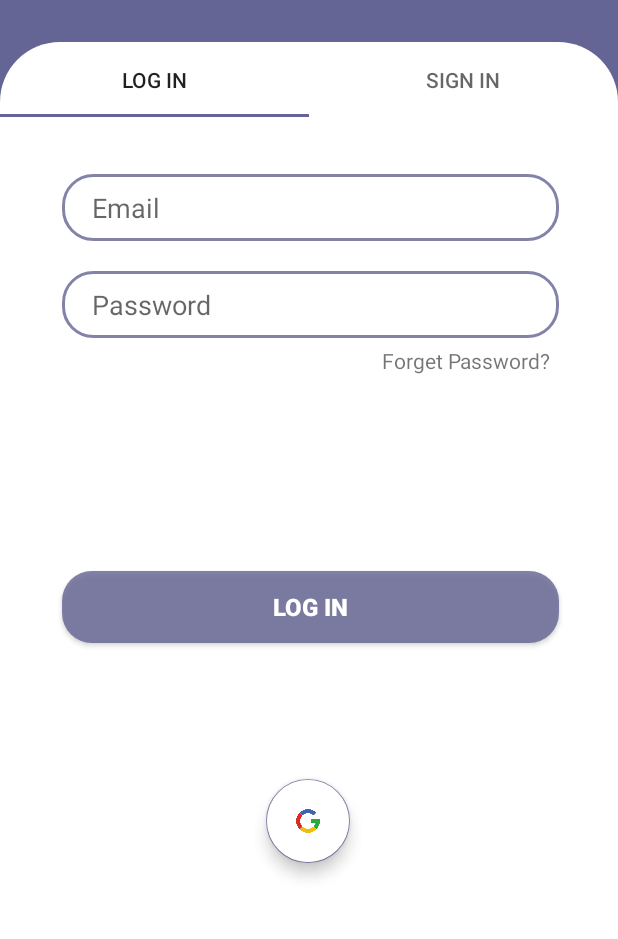
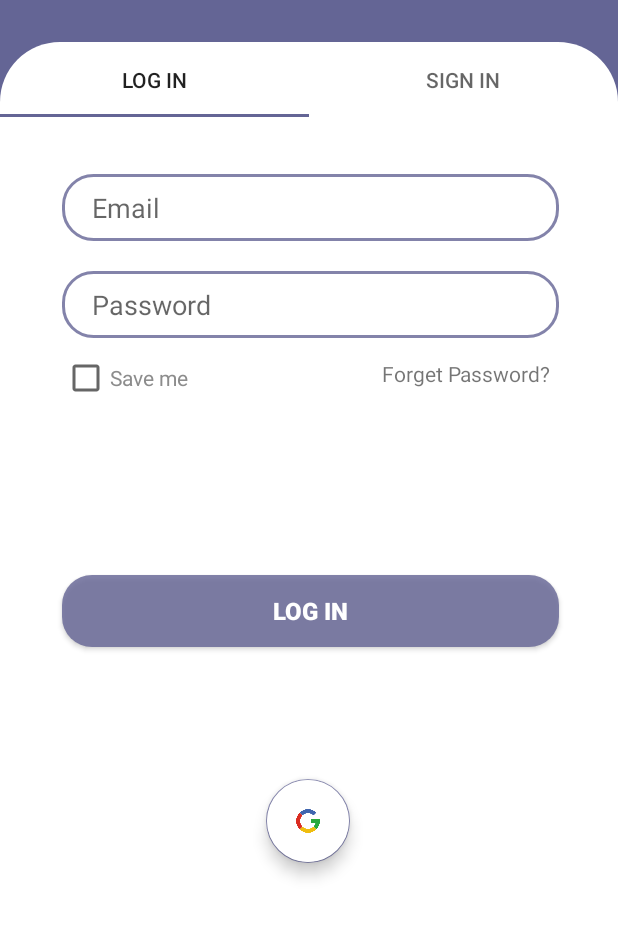
Before and after one commit to MisterAsonov/LastProject, an Android app: the screen it shows after launch once a user with an empty profile is signed in (LoginScreen), on a phone screen of 412 x 824 dp, the part 230-1169 px from its top. Run offline under Robolectric (Android 15) with nearby library versions, the phone set to English and light mode, and no system bars; our stand-ins replace Firebase (no records; nobody signed in at launch, a user with empty details on screens opened directly).

Commit message:
save me and drawer menu

```diff
--- a/app/src/main/AndroidManifest.xml
+++ b/app/src/main/AndroidManifest.xml
@@ -11,6 +11,12 @@
         android:roundIcon="@color/white"
         android:supportsRtl="true"
         android:theme="@style/AppTheme">
+        <activity
+            android:name=".Profile"
+            android:exported="true" />
+        <activity
+            android:name=".Notifications"
+            android:exported="true" />
         <activity
             android:name=".succesful_report"
             android:exported="true" />
--- a/app/src/main/java/com/example/lastproject/LoginTabFragment.java
+++ b/app/src/main/java/com/example/lastproject/LoginTabFragment.java
@@ -3,13 +3,14 @@ package com.example.lastproject;
 import static android.content.ContentValues.TAG;
 
 import android.content.Intent;
+import android.content.SharedPreferences;
 import android.os.Bundle;
-import android.util.Log;
 import android.util.Patterns;
 import android.view.LayoutInflater;
 import android.view.View;
 import android.view.ViewGroup;
 import android.widget.Button;
+import android.widget.CheckBox;
 import android.widget.EditText;
 import android.widget.Toast;
 
@@ -28,9 +29,12 @@ public class LoginTabFragment extends Fragment {
 
     private FirebaseAuth mAuth;
 
+    SharedPreferences sp;
+    SharedPreferences.Editor editor;
+
     EditText ETemail, ETpassword;
     Button btn_login;
-    float v = 0;
+    CheckBox saveme;
 
 
     @Override
@@ -39,8 +43,20 @@ public class LoginTabFragment extends Fragment {
 
         ETemail = view.findViewById(R.id.login_email);
         ETpassword = view.findViewById(R.id.login_password);
+        saveme = view.findViewById(R.id.stayin);
 
         mAuth = FirebaseAuth.getInstance();
+
+        sp = getActivity().getApplicationContext().getSharedPreferences("MyPref", 0);
+        editor = sp.edit();
+
+        if(sp.contains("Email")){
+            ETemail.setText(sp.getString("Email",""));
+        }
+
+        if(sp.contains("Password")){
+            ETpassword.setText(sp.getString("Password",""));
+        }
 
         btn_login = view.findViewById(R.id.btn_login);
         btn_login.setOnClickListener(new View.OnClickListener() {
@@ -52,11 +68,16 @@ public class LoginTabFragment extends Fragment {
             }
         });
 
+
+
         return view;
     }
 
+
+
     private void userLogin(){
 
+        boolean isChecked = saveme.isChecked();
         String email = ETemail.getText().toString().trim();
         String password = ETpassword.getText().toString().trim();
 
@@ -89,8 +110,19 @@ public class LoginTabFragment extends Fragment {
             public void onComplete(@NonNull Task<AuthResult> task) {
                 if(task.isSuccessful()){
 
-                    Intent intent = new Intent(getActivity(), MainActivity.class);
-                    startActivity(intent);
+                    FirebaseUser user = FirebaseAuth.getInstance().getCurrentUser();
+                    if(user.isEmailVerified()) {
+
+                        if(isChecked){
+                            saveUserData();
+                        }
+
+                        Intent intent = new Intent(getActivity(), MainActivity.class);
+                        startActivity(intent);
+                    }else{
+                        user.sendEmailVerification();
+                        Toast.makeText(getContext(),"Check your email to verify your account", Toast.LENGTH_SHORT).show();
+                    }
 
                 }else{
                     Toast.makeText(getContext(),"Faild to login! Please chek your email or password", Toast.LENGTH_SHORT).show();
@@ -101,4 +133,15 @@ public class LoginTabFragment extends Fragment {
 
     }
 
+    private void saveUserData() {
+        String email = ETemail.getText().toString();
+        String password = ETpassword.getText().toString();
+
+        editor.putString("Email", email);
+        editor.apply();
+        editor.putString("Password", password);
+        editor.apply();
+
+    }
+
 }
--- /dev/null
+++ b/app/src/main/res/drawable/ic_baseline_home_24.xml
@@ -0,0 +1,5 @@
+<vector android:height="24dp" android:tint="#FFFFFF"
+    android:viewportHeight="24" android:viewportWidth="24"
+    android:width="24dp" xmlns:android="http://schemas.android.com/apk/res/android">
+    <path android:fillColor="@android:color/white" android:pathData="M10,20v-6h4v6h5v-8h3L12,3 2,12h3v8z"/>
+</vector>
--- /dev/null
+++ b/app/src/main/res/drawable/ic_baseline_notifications_24.xml
@@ -0,0 +1,5 @@
+<vector android:height="24dp" android:tint="#FFFFFF"
+    android:viewportHeight="24" android:viewportWidth="24"
+    android:width="24dp" xmlns:android="http://schemas.android.com/apk/res/android">
+    <path android:fillColor="@android:color/white" android:pathData="M12,22c1.1,0 2,-0.9 2,-2h-4c0,1.1 0.89,2 2,2zM18,16v-5c0,-3.07 -1.64,-5.64 -4.5,-6.32L13.5,4c0,-0.83 -0.67,-1.5 -1.5,-1.5s-1.5,0.67 -1.5,1.5v0.68C7.63,5.36 6,7.92 6,11v5l-2,2v1h16v-1l-2,-2z"/>
+</vector>
--- a/app/src/main/res/layout/activity_main.xml
+++ b/app/src/main/res/layout/activity_main.xml
@@ -30,6 +30,8 @@
             app:layout_constraintVertical_bias="0" />
 
 
+
+
         <com.google.android.material.tabs.TabLayout
             android:id="@+id/tab_layout2"
             android:layout_width="match_parent"
@@ -54,6 +56,7 @@
 
         </androidx.viewpager2.widget.ViewPager2>
 
+
     </LinearLayout>
 
     <com.google.android.material.navigation.NavigationView
--- a/app/src/main/res/layout/login_tab_fragment.xml
+++ b/app/src/main/res/layout/login_tab_fragment.xml
@@ -1,6 +1,7 @@
 <?xml version="1.0" encoding="utf-8"?>
 <androidx.constraintlayout.widget.ConstraintLayout xmlns:android="http://schemas.android.com/apk/res/android"
     xmlns:app="http://schemas.android.com/apk/res-auto"
+    xmlns:tools="http://schemas.android.com/tools"
     android:layout_width="match_parent"
     android:layout_height="match_parent">
 
@@ -25,6 +26,7 @@
         android:layout_width="0dp"
         android:layout_height="wrap_content"
         android:hint="Password"
+        android:inputType="textPassword"
         android:background="@drawable/edit_text_bg"
         android:paddingLeft="20dp"
         android:paddingTop="10dp"
@@ -64,10 +66,23 @@
         app:layout_constraintBottom_toBottomOf="parent"
 
         app:layout_constraintEnd_toEndOf="@+id/login_password"
-        app:layout_constraintHorizontal_bias="1"
+        app:layout_constraintHorizontal_bias="1.0"
         app:layout_constraintStart_toStartOf="parent"
         app:layout_constraintTop_toBottomOf="@+id/login_password"
-        app:layout_constraintVertical_bias="0" />
+        app:layout_constraintVertical_bias="0.035" />
+
+    <CheckBox
+        android:id="@+id/stayin"
+        android:layout_width="wrap_content"
+        android:layout_height="wrap_content"
+        android:text="Save me"
+        android:textColor="#8C8C8C"
+        app:layout_constraintBottom_toBottomOf="parent"
+        app:layout_constraintEnd_toEndOf="parent"
+        app:layout_constraintHorizontal_bias="0.0"
+        app:layout_constraintStart_toStartOf="@+id/login_password"
+        app:layout_constraintTop_toBottomOf="@+id/login_password"
+        app:layout_constraintVertical_bias="0.046" />
 
 
 </androidx.constraintlayout.widget.ConstraintLayout>
--- a/app/src/main/res/layout/nav_header.xml
+++ b/app/src/main/res/layout/nav_header.xml
@@ -10,6 +10,7 @@
 
 
     <ImageView
+        android:id="@+id/profile"
         android:paddingTop="10dp"
         android:layout_width="81dp"
         android:layout_height="80dp"
```
Also changed, not shown: app/src/main/java/com/example/lastproject/MainActivity.java (+7 -1 lines), app/src/main/java/com/example/lastproject/Notifications.java (added, +14 -0 lines), app/src/main/java/com/example/lastproject/Profile.java (added, +14 -0 lines), app/src/main/res/layout/activity_notifications.xml (added, +16 -0 lines), app/src/main/res/layout/activity_profile.xml (added, +17 -0 lines), app/src/main/res/layout/profile_fragment.xml (deleted, +0 -14 lines), app/src/main/res/layout/settings_fragment.xml (deleted, +0 -14 lines), app/src/main/res/layout/support_fragment.xml (deleted, +0 -14 lines), app/src/main/res/menu/drawer_menu.xml (+14 -12 lines).
